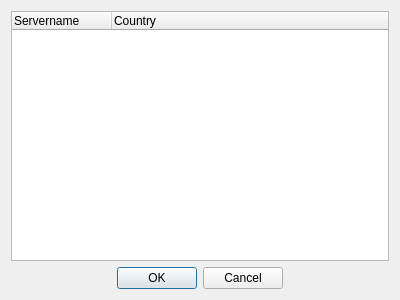
pokerth/pokerth, file src/gui/qt/serverlistdialog.ui: the form before one commit.
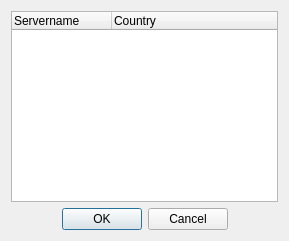
The form after the commit.

Commit message: next steps serverlist gui (doubleclick item will connect to server)

What changed in the file:
```diff
--- a/src/gui/qt/serverlistdialog.ui
+++ b/src/gui/qt/serverlistdialog.ui
@@ -5,8 +5,8 @@
    <rect>
     <x>0</x>
     <y>0</y>
-    <width>400</width>
-    <height>300</height>
+    <width>289</width>
+    <height>241</height>
    </rect>
   </property>
   <property name="windowTitle" >
@@ -15,6 +15,12 @@
   <layout class="QGridLayout" name="gridLayout" >
    <item row="0" column="0" >
     <widget class="QTreeWidget" name="treeWidget_serverList" >
+     <property name="alternatingRowColors" >
+      <bool>true</bool>
+     </property>
+     <property name="rootIsDecorated" >
+      <bool>false</bool>
+     </property>
      <column>
       <property name="text" >
        <string>Servername</string>
```
Left out of the diff: 2 changed lines with no effect on the pictures. The commit also changes 2 other files.
